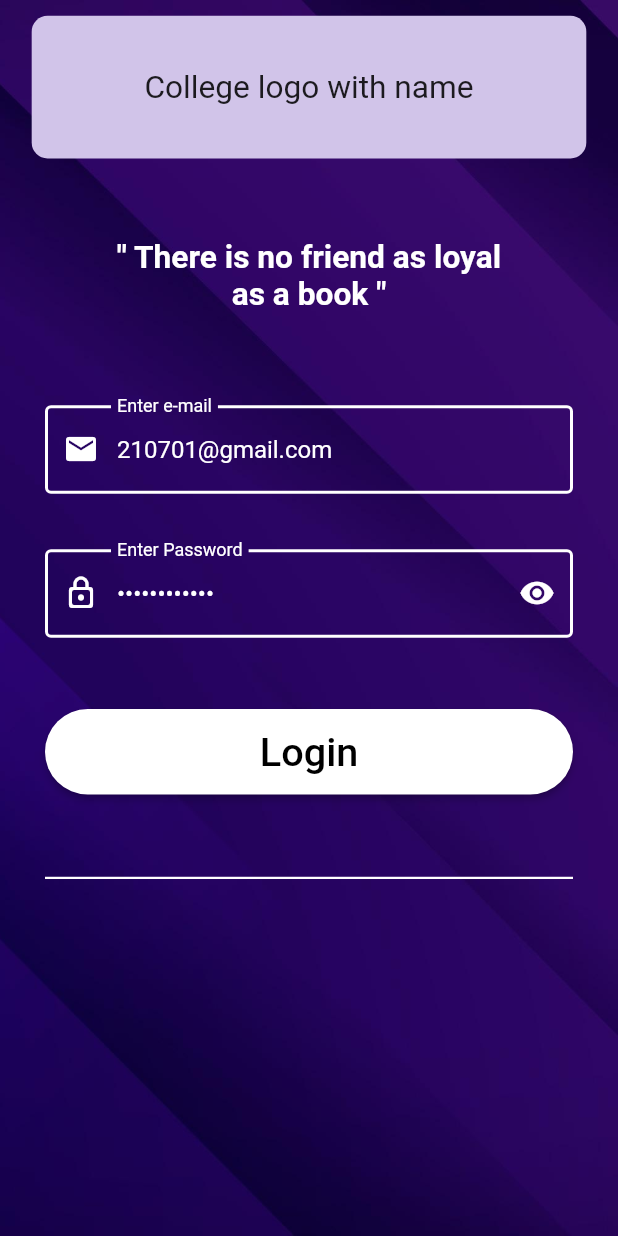
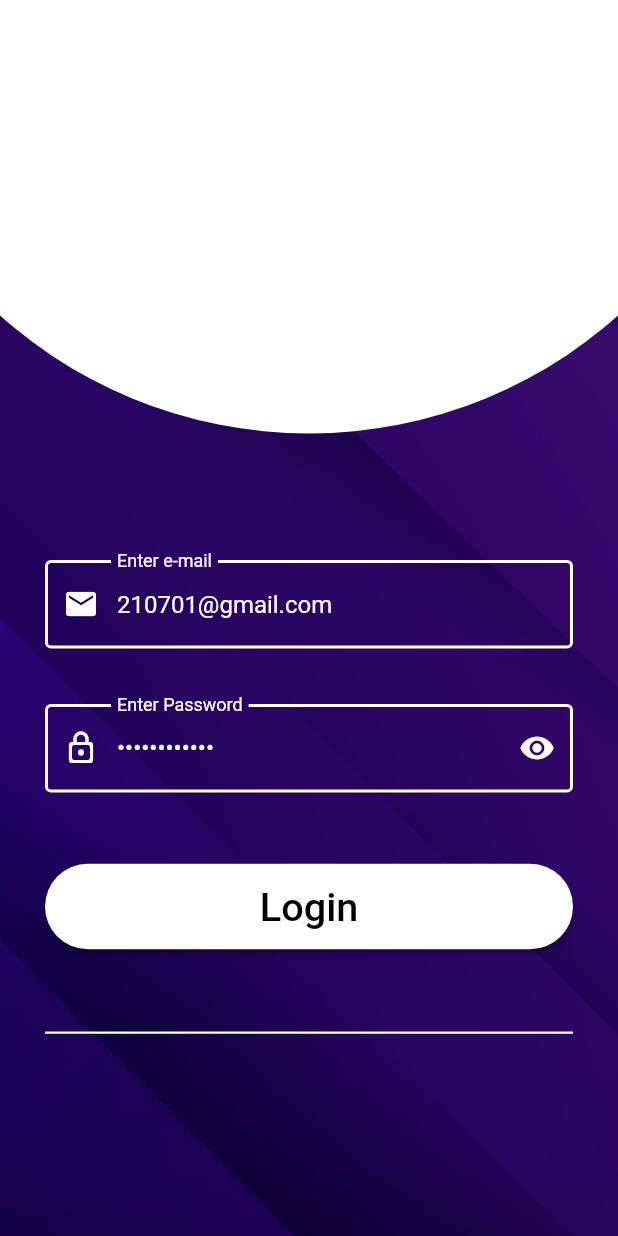
Before and after one commit to Siva-PythonPirates/Lib_Manage_App, a Flutter app: the screen it shows after launch, on a phone screen of 412 x 824 dp. Run offline on Flutter 3.47's test engine with Material 2 defaults, Android fonts, the phone set to English and light mode, and no system bars; our stand-ins replace carousel_slider, curved_navigation_bar.

Commit message:
Auth Page Design Altered and Book Details Page Added

```diff
--- a/lib/views/login_page.dart
+++ b/lib/views/login_page.dart
@@ -22,7 +22,16 @@ class _LoginState extends State<Login> {
   Widget build(BuildContext context) {
     return Scaffold(
         resizeToAvoidBottomInset: false,
-      body: Container(
+        body: GestureDetector(
+          onTap: () {
+            FocusScopeNode currentFocus = FocusScope.of(context);
+
+            if (!currentFocus.hasPrimaryFocus) {
+              currentFocus.unfocus();
+            }
+          },
+          child: Stack(children: [
+            Container(
               decoration: const BoxDecoration(
                 image: DecorationImage(
                   image: AssetImage('assets/images/login_bg.jpg'),
@@ -31,52 +40,18 @@ class _LoginState extends State<Login> {
               ),
               child: Column(
                 children: [
-            Padding(
-              padding: EdgeInsets.fromLTRB(
-                  getSize(context, 20),
-                  getSize(context, 10),
-                  getSize(context, 20),
-                  getSize(context, 20)),
-              child: Container(
-                height: getSize(context, 90),
-                decoration: BoxDecoration(
-                  borderRadius: BorderRadius.circular(getSize(context, 10)),
-                  color: Colors.deepPurple[100],
-                ),
-                child: Center(
-                  child: Text(
-                    'College logo with name',
-                    style: TextStyle(fontSize: getSize(context, 20)),
-                  ),
-                ),
-              ),
-            ),
                   Expanded(
                     child: Column(
                       children: [
                         SizedBox(
-                    height: getSize(context, 30),
-                  ),
-                  Padding(
-                    padding: EdgeInsets.symmetric(horizontal: 15),
-                    child: Text(
-                      '" There is no friend as loyal \nas a book "',
-                      textAlign: TextAlign.center,
-                      style: TextStyle(
-                        color: Colors.white,
-                        fontSize: getSize(context, 20),
-                        fontWeight: FontWeight.bold,
-                      ),
-                    ),
-                  ),
-                  SizedBox(
-                    height: getSize(context, 30),
+                          height: MediaQuery.of(context).size.width / 1.2,
                         ),
                         Expanded(
                           child: SingleChildScrollView(
                             physics: const BouncingScrollPhysics(),
                             child: Padding(
-                        padding: const EdgeInsets.fromLTRB(30.0, 30.0, 30.0, 0),
+                              padding: const EdgeInsets.fromLTRB(
+                                  30.0, 30.0, 30.0, 0),
                               child: Column(
                                 mainAxisAlignment: MainAxisAlignment.center,
                                 crossAxisAlignment: CrossAxisAlignment.center,
@@ -104,19 +79,22 @@ class _LoginState extends State<Login> {
                                       disabledBorder: const OutlineInputBorder(
                                         borderSide: BorderSide(
                                             width: 2,
-                                      color: Colors.white54), //<-- SEE HERE
+                                            color:
+                                                Colors.white54), //<-- SEE HERE
                                       ),
                                       focusedBorder: const OutlineInputBorder(
                                         borderSide: BorderSide(
                                             width: 4,
-                                      color: Colors.white54), //<-- SEE HERE
+                                            color:
+                                                Colors.white54), //<-- SEE HERE
                                       ),
                                       border: const OutlineInputBorder(
-                                  borderSide:
-                                      BorderSide(width: 2, color: Colors.white),
+                                        borderSide: BorderSide(
+                                            width: 2, color: Colors.white),
                                       ),
                                       hintText: 'Enter your Password',
-                                hintStyle: const TextStyle(color: Colors.white),
+                                      hintStyle:
+                                          const TextStyle(color: Colors.white),
                                       prefixIcon: const Icon(
                                         Icons.lock_outline_rounded,
                                         color: Colors.white,
@@ -151,19 +129,22 @@ class _LoginState extends State<Login> {
                                     child: ElevatedButton(
                                       style: ButtonStyle(
                                           backgroundColor:
-                                        MaterialStateProperty.all(Colors.white),
+                                              MaterialStateProperty.all(
+                                                  Colors.white),
                                           shape: MaterialStateProperty.all(
                                               const StadiumBorder())),
                                       onPressed: () {
                                         bool emailValid = RegExp(
                                                 r"^[a-zA-Z0-9.a-zA-Z0-9.!#$%&'*+-/=?^_`{|}~]+@[a-zA-Z0-9]+\.[a-zA-Z]+")
                                             .hasMatch(mail.text);
-                                  if (mail.text == '' || password.text == '') {
+                                        if (mail.text == '' ||
+                                            password.text == '') {
                                           ScaffoldMessenger.of(context)
                                               .showSnackBar(const SnackBar(
                                             content: Text(
                                               "Fill all the fields properly",
-                                        style: TextStyle(color: Colors.black),
+                                              style: TextStyle(
+                                                  color: Colors.black),
                                             ),
                                             backgroundColor: Colors.white,
                                           ));
@@ -194,7 +175,8 @@ class _LoginState extends State<Login> {
                                                 .showSnackBar(const SnackBar(
                                               content: Text(
                                                 "Enter a valid Mail-Id",
-                                          style: TextStyle(color: Colors.black),
+                                                style: TextStyle(
+                                                    color: Colors.black),
                                               ),
                                               backgroundColor: Colors.white,
                                             ));
@@ -227,6 +209,24 @@ class _LoginState extends State<Login> {
                 ],
               ),
             ),
-    );
+            Positioned(
+                top: -MediaQuery.of(context).size.width - 20,
+                left: -MediaQuery.of(context).size.width / 4,
+                child: Container(
+                  height: MediaQuery.of(context).size.width * 2,
+                  width: MediaQuery.of(context).size.width * 1.5,
+                  decoration: const BoxDecoration(
+                    color: Colors.white,
+                    shape: BoxShape.circle,
+                  ),
+                  child: Center(
+                    child: Text(
+                      'College logo with name',
+                      style: TextStyle(fontSize: getSize(context, 20)),
+                    ),
+                  ),
+                )),
+          ]),
+        ));
   }
 }
```
Also changed, not shown: lib/views/books_page.dart (+12 -1 lines), lib/views/reset_page.dart (+29 -17 lines). Lines whose indentation alone changed are shown as unchanged.
